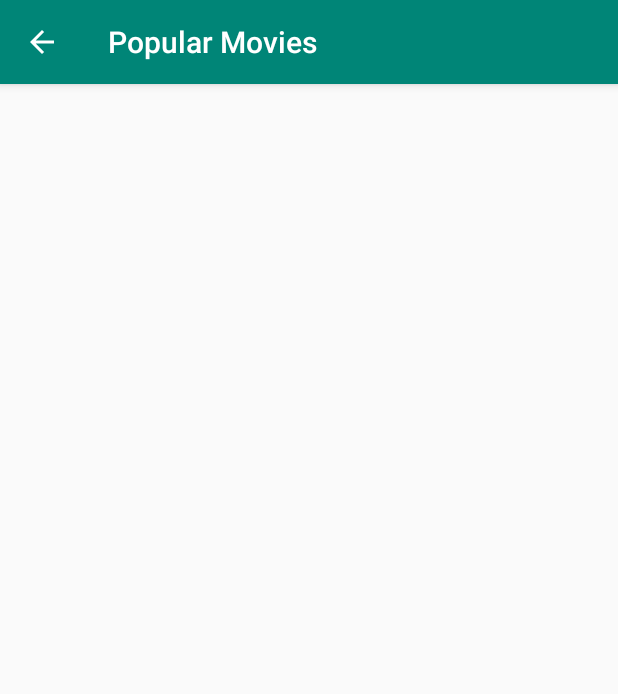
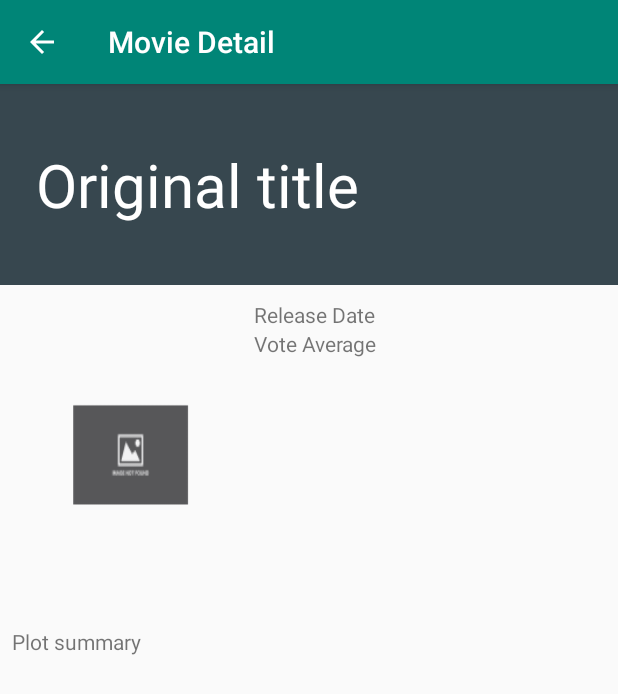
Before and after one commit to ShaharLer/PopularMovies, an Android app: the MovieDetailsActivity screen opened directly, with no data from a screen before it, on a phone screen of 412 x 824 dp. Shown: the top 694 px of the screen. Run offline under Robolectric (Android 15) with nearby library versions, the phone set to English and light mode, and no system bars; our stand-ins replace Picasso; pictures from the network do not load.

Commit message:
start to binding views for the movie details

```diff
--- a/app/src/main/AndroidManifest.xml
+++ b/app/src/main/AndroidManifest.xml
@@ -12,7 +12,8 @@
         android:supportsRtl="true"
         android:theme="@style/AppTheme">
         <activity
-            android:name=".MoviesListActivity">
+            android:name=".MoviesListActivity"
+            android:label="@string/movies_list_label">
             <intent-filter>
                 <action android:name="android.intent.action.MAIN" />
                 <category android:name="android.intent.category.LAUNCHER" />
@@ -20,6 +21,7 @@
         </activity>
         <activity
             android:name=".MovieDetailsActivity"
+            android:label="@string/movies_detail_label"
             android:parentActivityName=".MoviesListActivity">
             <meta-data
                 android:name="android.support.PARENT_ACTIVITY"
--- a/app/src/main/java/com/example/popularmovies/MovieDetailsActivity.java
+++ b/app/src/main/java/com/example/popularmovies/MovieDetailsActivity.java
@@ -2,43 +2,70 @@ package com.example.popularmovies;
 
 import android.content.Intent;
 import android.os.Bundle;
-import android.view.Menu;
-import android.view.MenuItem;
-import android.widget.ArrayAdapter;
 import android.widget.ImageView;
-import android.widget.Spinner;
-import android.widget.SpinnerAdapter;
+import android.widget.LinearLayout;
+import android.widget.RelativeLayout;
+import android.widget.TextView;
+import android.widget.Toast;
 
+import com.example.popularmovies.model.Movie;
 import com.squareup.picasso.Picasso;
 
 import androidx.appcompat.app.AppCompatActivity;
-import androidx.core.view.MenuItemCompat;
 
 public class MovieDetailsActivity extends AppCompatActivity {
+
+    private TextView originalTitle;
+    private RelativeLayout imageAndDetailsLayout;
+    private LinearLayout detailsLayout;
+    private TextView releaseDateTv;
+    private TextView voteAverageTv;
+    private TextView overviewTv;
+    private ImageView imageIv;
 
     @Override
     protected void onCreate(Bundle savedInstanceState) {
         super.onCreate(savedInstanceState);
         setContentView(R.layout.activity_movie_details);
 
-        ImageView image = findViewById(R.id.movie_details_image);
+        // Getting the IDs of the layouts
+        originalTitle = findViewById(R.id.original_title);
+        imageAndDetailsLayout = findViewById(R.id.image_and_details_layout);
+        detailsLayout = findViewById(R.id.details_layout);
 
-//        Spinner spinner = findViewById(R.id.spinner);
-//        ArrayAdapter<CharSequence> adapter = ArrayAdapter.createFromResource(this,
-//                R.array.sort_categories_array, android.R.layout.simple_spinner_item);
-//        adapter.setDropDownViewResource(android.R.layout.simple_spinner_dropdown_item);
-//        spinner.setAdapter(adapter);
+        // Getting the IDs of the Text/Image Views
+        releaseDateTv = findViewById(R.id.release_date);
+        voteAverageTv = findViewById(R.id.vote_average);
+        overviewTv = findViewById(R.id.overview);
+        imageIv = findViewById(R.id.movie_details_image);
 
         Intent intent = getIntent();
+        if (intent == null) {
+            closeOnError();
+            return;
+        }
 
-        if (intent != null) {
-            if (intent.hasExtra(Intent.EXTRA_TEXT)) {
-                String apiPrefix = getString(R.string.api_prefix);
-                Picasso.get()
-                        .load(apiPrefix + intent.getStringExtra(Intent.EXTRA_TEXT))
-                        .fit()
-                        .into(image);
-            }
-        }
+        Picasso.get()
+                .load("https://image.tmdb.org/t/p/w185//nBNZadXqJSdt05SHLqgT0HuC5Gm.jpg")
+                .error(R.mipmap.ic_image_not_found_foreground)
+                .into(imageIv);
+
+//        if (intent.hasExtra(Intent.EXTRA_TEXT)) {
+//            String apiPrefix = getString(R.string.api_prefix);
+//            Picasso.get()
+//                    .load(apiPrefix + intent.getStringExtra(Intent.EXTRA_TEXT))
+//                    .fit()
+//                    .into(image);
+//        }
+
+    }
+
+    private void closeOnError() {
+        finish();
+        Toast.makeText(this, R.string.detail_error_message, Toast.LENGTH_SHORT).show();
+    }
+
+    private void populateUI(Movie movie) {
+
     }
 }
--- a/app/src/main/java/com/example/popularmovies/MoviesListActivity.java
+++ b/app/src/main/java/com/example/popularmovies/MoviesListActivity.java
@@ -62,7 +62,7 @@ public class MoviesListActivity extends AppCompatActivity implements MoviesAdapt
         Context context = this;
         Class destinationClass = MovieDetailsActivity.class;
         Intent intent = new Intent(context, destinationClass);
-        intent.putExtra(Intent.EXTRA_TEXT, chosenMovie.getPosterPath());
+        intent.putExtra(Intent.EXTRA_TEXT, chosenMovie);
         startActivity(intent);
     }
 
--- a/app/src/main/res/layout/activity_movie_details.xml
+++ b/app/src/main/res/layout/activity_movie_details.xml
@@ -1,15 +1,80 @@
 <?xml version="1.0" encoding="utf-8"?>
-<FrameLayout xmlns:android="http://schemas.android.com/apk/res/android"
-    xmlns:app="http://schemas.android.com/apk/res-auto"
+<ScrollView xmlns:android="http://schemas.android.com/apk/res/android"
     xmlns:tools="http://schemas.android.com/tools"
     android:layout_width="match_parent"
     android:layout_height="match_parent"
+    android:orientation="vertical"
     tools:context=".MovieDetailsActivity">
 
-    <ImageView
-        android:id="@+id/movie_details_image"
-        android:layout_width="100dp"
-        android:layout_height="100dp"
-        android:contentDescription="@string/movie_image_description"/>
+    <LinearLayout
+        android:layout_width="match_parent"
+        android:layout_height="wrap_content"
+        android:orientation="vertical">
 
-</FrameLayout>
+        <TextView
+            android:id="@+id/original_title"
+            android:layout_width="match_parent"
+            android:layout_height="wrap_content"
+            android:paddingLeft="@dimen/details_activity_padding_left"
+            android:paddingStart="@dimen/details_activity_padding_left"
+            android:paddingTop="@dimen/details_activity_title_padding_top_bottom"
+            android:paddingBottom="@dimen/details_activity_title_padding_top_bottom"
+            android:textColor="@android:color/white"
+            android:textSize="@dimen/original_title_size"
+            android:background="@color/colorMovieTitle"
+            android:text="Original title" />
+
+        <RelativeLayout
+            android:id="@+id/image_and_details_layout"
+            android:layout_width="match_parent"
+            android:layout_height="wrap_content"
+            android:orientation="horizontal"
+            android:paddingTop="@dimen/details_activity_item_padding_top"
+            android:paddingLeft="@dimen/details_activity_padding_left"
+            android:paddingStart="@dimen/details_activity_padding_left">
+
+            <ImageView
+                android:id="@+id/movie_details_image"
+                android:layout_width="125dp"
+                android:layout_height="200dp"
+                android:contentDescription="@string/movie_image_description"
+                android:scaleType="fitXY"
+                android:paddingTop="@dimen/details_activity_image_view_padding"/>
+
+            <LinearLayout
+                android:id="@+id/details_layout"
+                android:layout_width="match_parent"
+                android:layout_height="match_parent"
+                android:layout_toEndOf="@+id/movie_details_image"
+                android:layout_toRightOf="@+id/movie_details_image"
+                android:orientation="vertical"
+                android:layout_marginStart="@dimen/details_activity_layout_padding"
+                android:layout_marginLeft="@dimen/details_activity_layout_padding">
+
+                <TextView
+                    android:id="@+id/release_date"
+                    android:layout_width="match_parent"
+                    android:layout_height="wrap_content"
+                    android:text="Release Date"/>
+
+                <TextView
+                    android:id="@+id/vote_average"
+                    android:layout_width="match_parent"
+                    android:layout_height="wrap_content"
+                    android:text="Vote Average"/>
+            </LinearLayout>
+
+        </RelativeLayout>
+
+        <TextView
+            android:id="@+id/overview"
+            android:layout_width="match_parent"
+            android:layout_height="wrap_content"
+            android:layout_margin="@dimen/details_activity_margin"
+            android:paddingTop="@dimen/details_activity_item_padding_top"
+            android:text="Plot summary"/>
+
+
+    </LinearLayout>
+
+</ScrollView>
--- a/app/src/main/res/values/colors.xml
+++ b/app/src/main/res/values/colors.xml
@@ -3,4 +3,5 @@
     <color name="colorPrimary">#008577</color>
     <color name="colorPrimaryDark">#00574B</color>
     <color name="colorAccent">#D81B60</color>
+    <color name="colorMovieTitle">#37474F</color>
 </resources>
--- /dev/null
+++ b/app/src/main/res/values/dimens.xml
@@ -0,0 +1,10 @@
+<?xml version="1.0" encoding="utf-8"?>
+<resources>
+    <dimen name="details_activity_margin">8dp</dimen>
+    <dimen name="details_activity_title_padding_top_bottom">40dp</dimen>
+    <dimen name="details_activity_item_padding_top">10dp</dimen>
+    <dimen name="details_activity_padding_left">24dp</dimen>
+    <dimen name="details_activity_layout_padding">20dp</dimen>
+    <dimen name="original_title_size">40sp</dimen>
+    <dimen name="details_activity_image_view_padding">5dp</dimen>
+</resources>
--- a/app/src/main/res/values/strings.xml
+++ b/app/src/main/res/values/strings.xml
@@ -1,10 +1,15 @@
 <resources>
     <string name="app_name">Popular Movies</string>
+    <string name="movies_list_label">Pop Movies</string>
+    <string name="movies_detail_label">Movie Detail</string>
     <string name="api_prefix">https://image.tmdb.org/t/p/w185</string>
     <string name="api_key">enter_api_key</string>
     <string name="movie_image_description">The poster image of the movie</string>
     <string name="popular">Most popular</string>
     <string name="top_rated">Top rated</string>
+
+    <string name="detail_error_message">Sandwich data not available</string>
+
     <string-array name="sort_categories_array">
         <item>@string/popular</item>
         <item>@string/top_rated</item>
```
Also changed, not shown: app/src/main/java/com/example/popularmovies/model/Movie.java (+25 -1 lines), app/src/main/res/drawable/ic_image_not_found_background.xml (added, +74 -0 lines), app/src/main/res/mipmap-hdpi/ic_image_not_found_foreground.png (added), app/src/main/res/mipmap-mdpi/ic_image_not_found_foreground.png (added), app/src/main/res/mipmap-xhdpi/ic_image_not_found_foreground.png (added), app/src/main/res/mipmap-xxhdpi/ic_image_not_found_foreground.png (added), app/src/main/res/mipmap-xxxhdpi/ic_image_not_found_foreground.png (added).
